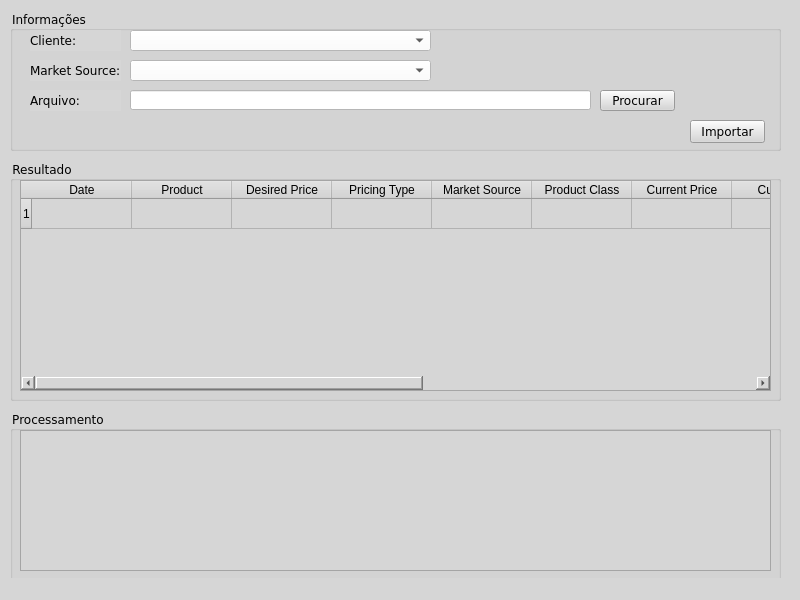
This is CheckPricesote45.ui in leo-pasch/Lote45 as Qt 5 draws it before an edit. The edited form follows.
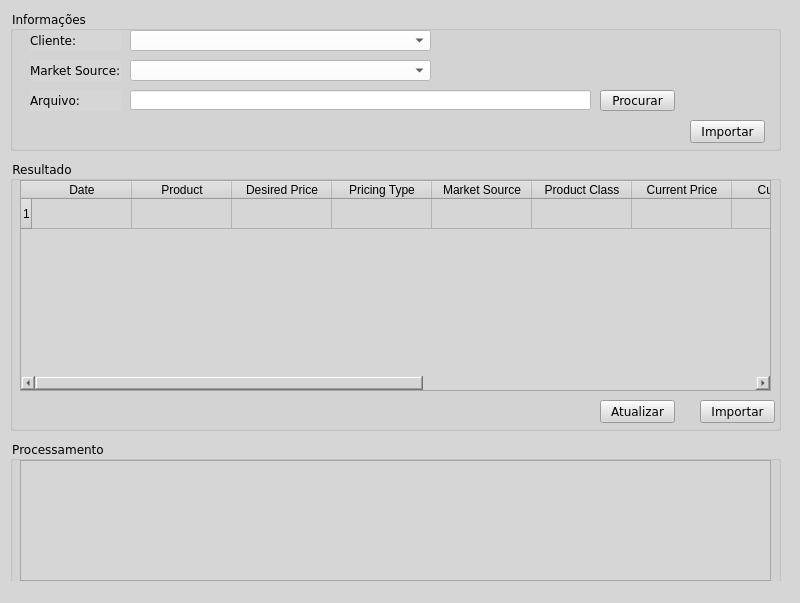
This is the edited form.

Commit message: Mudança 11/06

```diff
--- a/CheckPricesote45.ui
+++ b/CheckPricesote45.ui
@@ -7,7 +7,7 @@
     <x>0</x>
     <y>0</y>
     <width>800</width>
-    <height>600</height>
+    <height>603</height>
    </rect>
   </property>
   <property name="font">
@@ -181,7 +181,7 @@
       <x>10</x>
       <y>160</y>
       <width>771</width>
-      <height>241</height>
+      <height>271</height>
      </rect>
     </property>
     <property name="font">
@@ -306,14 +306,50 @@
       </property>
      </column>
     </widget>
+    <widget class="QPushButton" name="pushButton_3">
+     <property name="geometry">
+      <rect>
+       <x>690</x>
+       <y>240</y>
+       <width>75</width>
+       <height>23</height>
+      </rect>
+     </property>
+     <property name="font">
+      <font>
+       <family>Verdana</family>
+      </font>
+     </property>
+     <property name="text">
+      <string>Importar</string>
+     </property>
+    </widget>
+    <widget class="QPushButton" name="pushButton_4">
+     <property name="geometry">
+      <rect>
+       <x>590</x>
+       <y>240</y>
+       <width>75</width>
+       <height>23</height>
+      </rect>
+     </property>
+     <property name="font">
+      <font>
+       <family>Verdana</family>
+      </font>
+     </property>
+     <property name="text">
+      <string>Atualizar</string>
+     </property>
+    </widget>
    </widget>
    <widget class="QGroupBox" name="groupBox_2">
     <property name="geometry">
      <rect>
       <x>10</x>
-      <y>410</y>
+      <y>440</y>
       <width>771</width>
-      <height>181</height>
+      <height>161</height>
      </rect>
     </property>
     <property name="font">
@@ -330,7 +366,7 @@
        <x>10</x>
        <y>20</y>
        <width>751</width>
-       <height>141</height>
+       <height>121</height>
       </rect>
      </property>
     </widget>
```
The commit also changes 2 other files.
